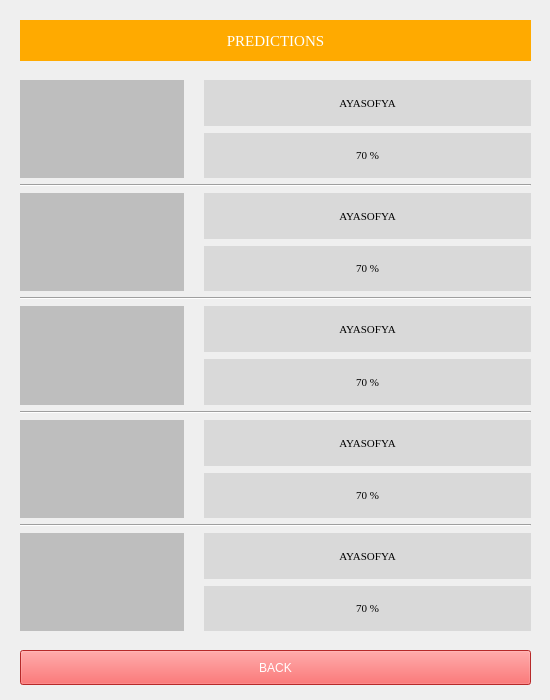
The window that PyQt Project/gui.ui (arazosman/Landmark-Detection) describes before a commit, drawn with Qt 5.
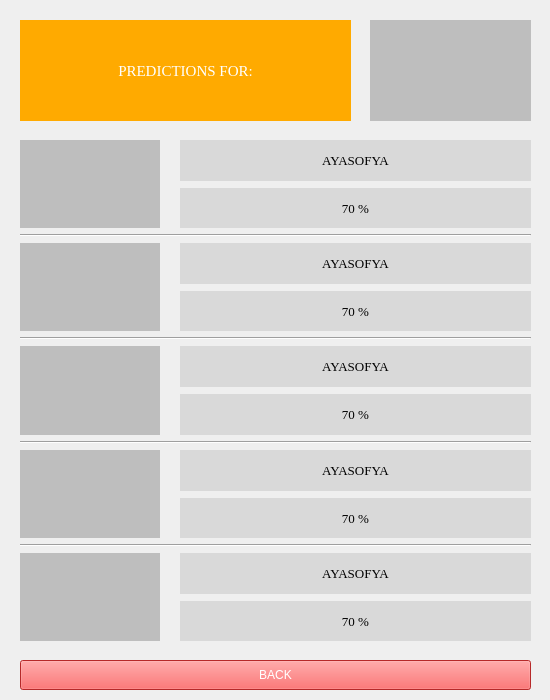
The same window after the commit. The open tabs and pages were chosen to show the change. Icons and pictures are not drawn.

Patch:
```diff
--- a/PyQt Project/gui.ui
+++ b/PyQt Project/gui.ui
@@ -197,14 +197,14 @@
       <property name="geometry">
        <rect>
         <x>20</x>
-        <y>80</y>
+        <y>140</y>
         <width>511</width>
-        <height>551</height>
+        <height>501</height>
        </rect>
       </property>
       <layout class="QVBoxLayout" name="verticalLayout_3">
        <item>
-        <layout class="QGridLayout" name="gridLayout" columnstretch="1,2">
+        <layout class="QGridLayout" name="gridLayout" columnstretch="2,5">
          <property name="horizontalSpacing">
           <number>20</number>
          </property>
@@ -221,7 +221,7 @@
              <property name="font">
               <font>
                <family>Georgia</family>
-               <pointsize>8</pointsize>
+               <pointsize>10</pointsize>
                <weight>50</weight>
                <italic>false</italic>
                <bold>false</bold>
@@ -247,7 +247,7 @@
              <property name="font">
               <font>
                <family>Georgia</family>
-               <pointsize>8</pointsize>
+               <pointsize>10</pointsize>
                <weight>50</weight>
                <italic>false</italic>
                <bold>false</bold>
@@ -290,7 +290,7 @@
         </widget>
        </item>
        <item>
-        <layout class="QGridLayout" name="gridLayout_2" columnstretch="1,2">
+        <layout class="QGridLayout" name="gridLayout_2" columnstretch="2,5">
          <property name="horizontalSpacing">
           <number>20</number>
          </property>
@@ -307,7 +307,7 @@
              <property name="font">
               <font>
                <family>Georgia</family>
-               <pointsize>8</pointsize>
+               <pointsize>10</pointsize>
                <weight>50</weight>
                <italic>false</italic>
                <bold>false</bold>
@@ -333,7 +333,7 @@
              <property name="font">
               <font>
                <family>Georgia</family>
-               <pointsize>8</pointsize>
+               <pointsize>10</pointsize>
                <weight>50</weight>
                <italic>false</italic>
                <bold>false</bold>
@@ -376,7 +376,7 @@
         </widget>
        </item>
        <item>
-        <layout class="QGridLayout" name="gridLayout_3" columnstretch="1,2">
+        <layout class="QGridLayout" name="gridLayout_3" columnstretch="2,5">
          <property name="horizontalSpacing">
           <number>20</number>
          </property>
@@ -403,7 +403,7 @@
              <property name="font">
               <font>
                <family>Georgia</family>
-               <pointsize>8</pointsize>
+               <pointsize>10</pointsize>
                <weight>50</weight>
                <italic>false</italic>
                <bold>false</bold>
@@ -429,7 +429,7 @@
              <property name="font">
               <font>
                <family>Georgia</family>
-               <pointsize>8</pointsize>
+               <pointsize>10</pointsize>
                <weight>50</weight>
                <italic>false</italic>
                <bold>false</bold>
@@ -462,7 +462,7 @@
         </widget>
        </item>
        <item>
-        <layout class="QGridLayout" name="gridLayout_4" columnstretch="1,2">
+        <layout class="QGridLayout" name="gridLayout_4" columnstretch="2,5">
          <property name="horizontalSpacing">
           <number>20</number>
          </property>
@@ -479,7 +479,7 @@
              <property name="font">
               <font>
                <family>Georgia</family>
-               <pointsize>8</pointsize>
+               <pointsize>10</pointsize>
                <weight>50</weight>
                <italic>false</italic>
                <bold>false</bold>
@@ -505,7 +505,7 @@
              <property name="font">
               <font>
                <family>Georgia</family>
-               <pointsize>8</pointsize>
+               <pointsize>10</pointsize>
                <weight>50</weight>
                <italic>false</italic>
                <bold>false</bold>
@@ -548,7 +548,7 @@
         </widget>
        </item>
        <item>
-        <layout class="QGridLayout" name="gridLayout_5" columnstretch="1,2">
+        <layout class="QGridLayout" name="gridLayout_5" columnstretch="2,5">
          <property name="horizontalSpacing">
           <number>20</number>
          </property>
@@ -575,7 +575,7 @@
              <property name="font">
               <font>
                <family>Georgia</family>
-               <pointsize>8</pointsize>
+               <pointsize>10</pointsize>
                <weight>50</weight>
                <italic>false</italic>
                <bold>false</bold>
@@ -601,7 +601,7 @@
              <property name="font">
               <font>
                <family>Georgia</family>
-               <pointsize>8</pointsize>
+               <pointsize>10</pointsize>
                <weight>50</weight>
                <italic>false</italic>
                <bold>false</bold>
@@ -633,8 +633,8 @@
        <rect>
         <x>20</x>
         <y>20</y>
-        <width>511</width>
-        <height>41</height>
+        <width>331</width>
+        <height>101</height>
        </rect>
       </property>
       <property name="font">
@@ -652,7 +652,7 @@
 color: rgb(255, 255, 255);</string>
       </property>
       <property name="text">
-       <string>PREDICTIONS</string>
+       <string>PREDICTIONS FOR:</string>
       </property>
       <property name="alignment">
        <set>Qt::AlignCenter</set>
@@ -662,9 +662,9 @@
       <property name="geometry">
        <rect>
         <x>20</x>
-        <y>650</y>
+        <y>660</y>
         <width>511</width>
-        <height>35</height>
+        <height>30</height>
        </rect>
       </property>
       <property name="font">
@@ -680,6 +680,22 @@
        <string>BACK</string>
       </property>
      </widget>
+     <widget class="QLabel" name="orig_img">
+      <property name="geometry">
+       <rect>
+        <x>370</x>
+        <y>20</y>
+        <width>161</width>
+        <height>101</height>
+       </rect>
+      </property>
+      <property name="styleSheet">
+       <string notr="true">background-color: rgb(190, 190, 190);</string>
+      </property>
+      <property name="text">
+       <string/>
+      </property>
+     </widget>
     </widget>
    </widget>
   </widget>
```
Left out of the diff: 2 changed lines with no effect on the pictures.
